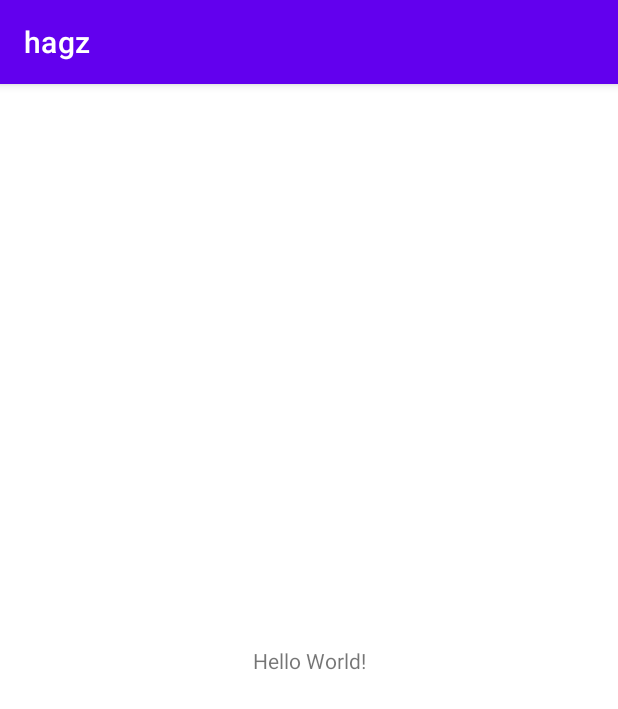
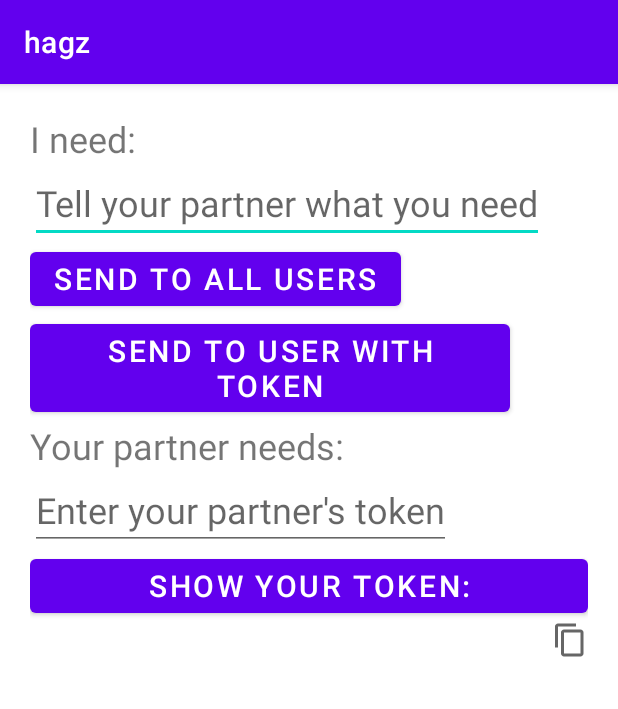
Before and after one commit to NikolaOgnjenovic/Love-Letter, an Android app: the screen it shows after launch (MainActivity), on a phone screen of 412 x 824 dp. Shown: the top 709 px of the screen. Run offline under Robolectric (Android 15) with nearby library versions, the phone set to English and light mode, and no system bars; 1 statement that could not run was skipped.

Commit message:
User can send a message to all users or user with a specific id. The receiving user will be notified of their partner's mood change and their partner's needs will be shown on a text view.

```diff
--- a/app/build.gradle
+++ b/app/build.gradle
@@ -1,5 +1,6 @@
 plugins {
     id 'com.android.application'
+    id 'com.google.gms.google-services'
 }
 
 android {
@@ -28,11 +29,13 @@ android {
 }
 
 dependencies {
-
     implementation 'androidx.appcompat:appcompat:1.4.1'
     implementation 'com.google.android.material:material:1.5.0'
     implementation 'androidx.constraintlayout:constraintlayout:2.1.3'
     testImplementation 'junit:junit:4.13.2'
     androidTestImplementation 'androidx.test.ext:junit:1.1.3'
     androidTestImplementation 'androidx.test.espresso:espresso-core:3.4.0'
+
+    implementation 'com.android.volley:volley:1.2.1'
+    implementation 'com.google.firebase:firebase-messaging:23.0.0'
 }
--- a/app/src/main/java/com/example/hagz/MainActivity.java
+++ b/app/src/main/java/com/example/hagz/MainActivity.java
@@ -1,14 +1,95 @@
 package com.example.hagz;
+
+import android.content.ClipData;
+import android.content.ClipboardManager;
+import android.content.SharedPreferences;
+import android.os.Bundle;
+import android.widget.Button;
+import android.widget.EditText;
+import android.widget.TextView;
+import android.widget.Toast;
 
 import androidx.appcompat.app.AppCompatActivity;
 
-import android.os.Bundle;
+import com.google.firebase.messaging.FirebaseMessaging;
 
 public class MainActivity extends AppCompatActivity {
+
+    private EditText userNeedsInput, partnerToken;
+    private Button sendAll, sendToPartner, getUserToken;
+    private TextView partnerNeedsView, userTokenView;
+    private String userToken;
+    private SharedPreferences sharedPreferences;
 
     @Override
     protected void onCreate(Bundle savedInstanceState) {
         super.onCreate(savedInstanceState);
         setContentView(R.layout.activity_main);
+
+        initialiseViews();
+        initialiseListeners();
+        initialiseObjects();
+    }
+
+    private void initialiseViews() {
+        userNeedsInput = findViewById(R.id.userNeedsInput);
+        partnerNeedsView = findViewById(R.id.partnerNeedsView);
+        partnerToken = findViewById(R.id.partnerToken);
+        sendAll = findViewById(R.id.sendAll);
+        sendToPartner = findViewById(R.id.sendToPartner);
+        userTokenView = findViewById(R.id.userToken);
+        getUserToken = findViewById(R.id.getUserToken);
+    }
+
+    private void initialiseListeners() {
+        //Send a notification to all users (temp)
+        sendAll.setOnClickListener(v -> {
+            FcmNotificationSender notificationSender = new FcmNotificationSender("/topics/all", "Hagz notifier", userNeedsInput.getText().toString(), getApplicationContext(), MainActivity.this);
+            notificationSender.SendNotifications();
+        });
+
+        //Send a notification to the user with the partnerToken token
+        sendToPartner.setOnClickListener(v -> {
+            FcmNotificationSender notificationSender = new FcmNotificationSender(partnerToken.getText().toString(), "Hagz notifier", userNeedsInput.getText().toString(), getApplicationContext(), MainActivity.this);
+            notificationSender.SendNotifications();
+        });
+
+        getUserToken.setOnClickListener(v -> userTokenView.setText(getUserToken()));
+
+        userTokenView.setOnClickListener(v -> copyText(userTokenView.getText().toString()));
+    }
+
+    private void initialiseObjects() {
+        //Subscribe to all messaging topics
+        FirebaseMessaging.getInstance().subscribeToTopic("all");
+
+        sharedPreferences = getSharedPreferences("SharedPreferences", MODE_PRIVATE);
+
+        //Get partner's needs from Shared preferences and display them
+        String partnerNeedsText = partnerNeedsView.getText().toString() + getPartnerNeeds();
+        partnerNeedsView.setText(partnerNeedsText);
+
+        //Display the user's token
+        userTokenView.setText(getUserToken());
+    }
+
+    //Get the user's token
+    private String getUserToken() {
+        FirebaseMessaging.getInstance().getToken().addOnCompleteListener(task -> userToken = task.getResult());
+        System.out.println("[MRMI]: User's token: " + userToken);
+        return userToken;
+    }
+
+    //Get partner's needs text from shared preferences
+    private String getPartnerNeeds() {
+        return sharedPreferences.getString("partnerNeeds", "");
+    }
+
+    //Copies the given String into the device's clipboard
+    private void copyText(String text) {
+        ClipboardManager myClipboard = (ClipboardManager)  getSystemService(CLIPBOARD_SERVICE); //Get the clipboard service
+        ClipData myClip = ClipData.newPlainText("text", text); //Put the given text into the clip
+        myClipboard.setPrimaryClip(myClip); //Put the clip into the clipboard
+        Toast.makeText(this, getString(R.string.copied_user_token), Toast.LENGTH_SHORT).show(); //Notify the user that the text was copied to the clipboard
     }
 }
--- a/app/src/main/res/layout/activity_main.xml
+++ b/app/src/main/res/layout/activity_main.xml
@@ -1,18 +1,71 @@
 <?xml version="1.0" encoding="utf-8"?>
-<androidx.constraintlayout.widget.ConstraintLayout xmlns:android="http://schemas.android.com/apk/res/android"
+<LinearLayout xmlns:android="http://schemas.android.com/apk/res/android"
     xmlns:app="http://schemas.android.com/apk/res-auto"
     xmlns:tools="http://schemas.android.com/tools"
     android:layout_width="match_parent"
     android:layout_height="match_parent"
-    tools:context=".MainActivity">
+    tools:context=".MainActivity"
+    android:orientation="vertical"
+    android:padding="20sp">
 
     <TextView
+        android:id="@+id/userNeedsView"
+        android:layout_width="match_parent"
+        android:layout_height="wrap_content"
+        android:text="@string/user_needs"
+        android:textSize="24sp"/>
+
+    <EditText
+        android:id="@+id/userNeedsInput"
         android:layout_width="wrap_content"
         android:layout_height="wrap_content"
-        android:text="Hello World!"
-        app:layout_constraintBottom_toBottomOf="parent"
-        app:layout_constraintLeft_toLeftOf="parent"
-        app:layout_constraintRight_toRightOf="parent"
-        app:layout_constraintTop_toTopOf="parent" />
+        android:hint="@string/user_needs_input_hint"
+        android:autofillHints=""
+        android:inputType="text"
+        android:textSize="24sp"/>
 
-</androidx.constraintlayout.widget.ConstraintLayout>
+    <Button
+        android:id="@+id/sendAll"
+        android:layout_width="wrap_content"
+        android:layout_height="wrap_content"
+        android:text="send to all users"
+        android:textSize="20sp"/>
+
+    <Button
+        android:id="@+id/sendToPartner"
+        android:layout_width="wrap_content"
+        android:layout_height="wrap_content"
+        android:text="send to user with token"
+        android:textSize="20sp"/>
+
+    <TextView
+        android:id="@+id/partnerNeedsView"
+        android:layout_width="match_parent"
+        android:layout_height="wrap_content"
+        android:text="@string/partner_needs"
+        android:textSize="24sp"/>
+
+    <EditText
+        android:id="@+id/partnerToken"
+        android:layout_width="wrap_content"
+        android:layout_height="wrap_content"
+        android:hint="@string/partners_token"
+        android:autofillHints=""
+        android:inputType="text"
+        android:textSize="24sp"/>
+
+    <Button
+        android:id="@+id/getUserToken"
+        android:layout_width="match_parent"
+        android:layout_height="wrap_content"
+        android:text="@string/get_user_token"
+        android:textSize="20sp"/>
+
+    <TextView
+        android:id="@+id/userToken"
+        android:layout_width="match_parent"
+        android:layout_height="wrap_content"
+        android:textSize="10sp"
+        app:drawableRightCompat="?attr/actionModeCopyDrawable" />
+
+</LinearLayout>
--- a/app/src/main/res/values/strings.xml
+++ b/app/src/main/res/values/strings.xml
@@ -1,3 +1,10 @@
 <resources>
     <string name="app_name">hagz</string>
+    <string name="partner_needs">"Your partner needs: "</string>
+    <string name="user_needs">I need:</string>
+    <string name="user_needs_input_hint">Tell your partner what you need</string>
+    <string name="partners_token">Enter your partner\'s token</string>
+    <string name="user_token">"Your token: "</string>
+    <string name="get_user_token">Show your token:</string>
+    <string name="copied_user_token">Copied user token</string>
 </resources>
```
Also changed, not shown: app/src/main/AndroidManifest.xml (+11 -0 lines), app/src/main/java/com/example/hagz/FcmNotificationSender.java (added, +66 -0 lines), app/src/main/java/com/example/hagz/FirebaseMessagingService.java (added, +75 -0 lines), build.gradle (+7 -3 lines), 1 other file.
